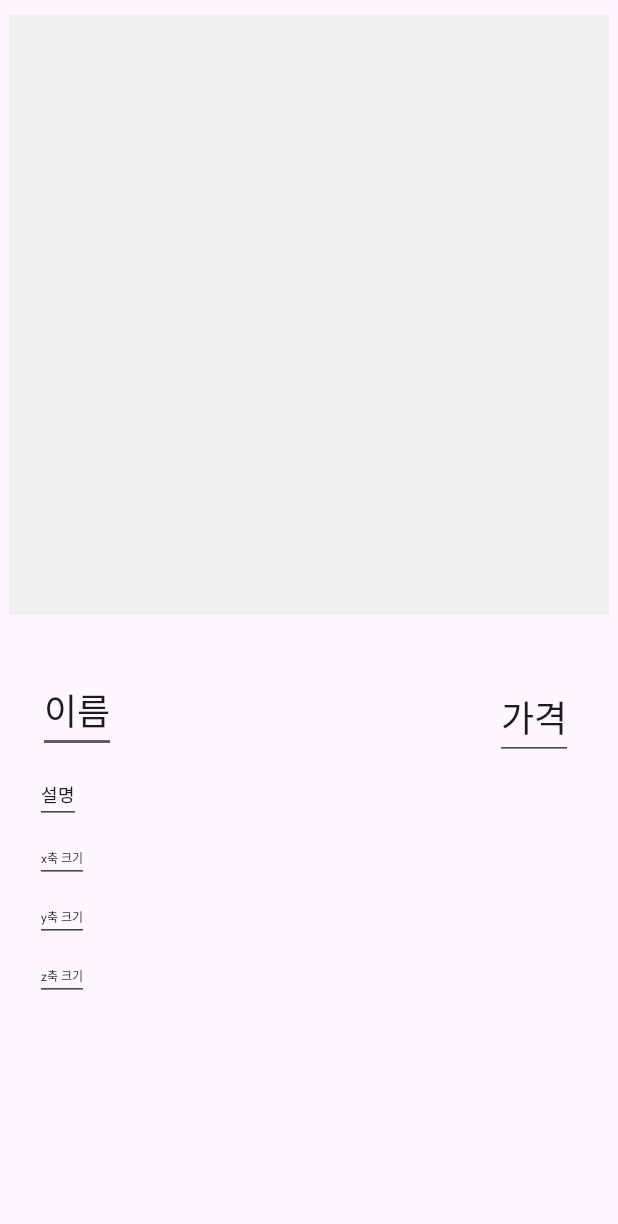
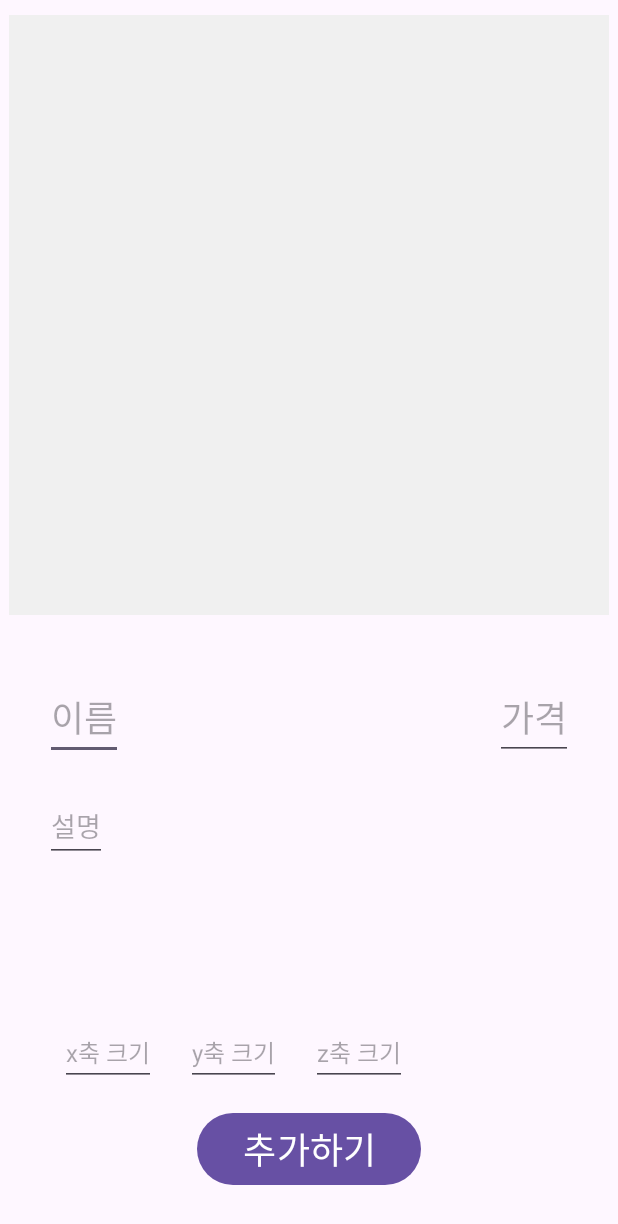
Before and after one commit to SeonghyeonKim/2023_Capstone_Eduwill_FE, an Android app: the AdditionActivity screen opened directly, with no data from a screen before it, on a phone screen of 412 x 824 dp. Shown: the top 1224 px of the screen. Run offline under Robolectric (Android 15) with nearby library versions, the phone set to English and light mode, and no system bars; our stand-ins replace Volley; network calls fail.

Commit message:
Update Component ID

```diff
--- a/app/src/main/res/layout/activity_addition.xml
+++ b/app/src/main/res/layout/activity_addition.xml
@@ -19,6 +19,7 @@
             android:padding="10dp"
             android:background="#f0f0f0"
             android:layout_gravity="center"
+            android:tooltipText="눌러서 동영상을 추가하세요"
             android:id="@+id/add_img"/>
     </LinearLayout>
 
@@ -35,51 +36,71 @@
         <EditText
             android:layout_width="wrap_content"
             android:layout_height="wrap_content"
-            android:text="이름"
+            android:hint="이름"
             android:textSize="24dp"
-            android:layout_margin="5dp"
+            android:layout_margin="10dp"
             android:id="@+id/add_name"/>
         <EditText
             android:layout_width="wrap_content"
             android:layout_height="wrap_content"
-            android:text="설명"
-            android:textSize="12dp"
-            android:layout_margin="3dp"
+            android:hint="설명"
+            android:textSize="18dp"
+            android:layout_margin="10dp"
             android:id="@+id/add_inform"/>
+    </LinearLayout>
 
     <EditText
         android:layout_width="wrap_content"
         android:layout_height="wrap_content"
-            android:text="x축 크기"
-            android:textSize="8dp"
-            android:layout_margin="3dp"
+        android:hint="x축 크기"
+        android:textSize="16dp"
+        android:layout_marginLeft="40dp"
+        android:layout_marginBottom="100dp"
+        app:layout_constraintLeft_toLeftOf="parent"
+        app:layout_constraintBottom_toBottomOf="parent"
         android:id="@+id/add_xSize"/>
 
     <EditText
         android:layout_width="wrap_content"
         android:layout_height="wrap_content"
-            android:text="y축 크기"
-            android:textSize="8dp"
-            android:layout_margin="3dp"
+        android:hint="y축 크기"
+        android:textSize="16dp"
+        android:layout_marginLeft="20dp"
+        android:layout_marginBottom="100dp"
+        app:layout_constraintLeft_toRightOf="@id/add_xSize"
+        app:layout_constraintBottom_toBottomOf="parent"
         android:id="@+id/add_ySize"/>
 
     <EditText
         android:layout_width="wrap_content"
         android:layout_height="wrap_content"
-            android:text="z축 크기"
-            android:textSize="8dp"
-            android:layout_margin="3dp"
+        android:hint="z축 크기"
+        android:textSize="16dp"
+        android:layout_marginLeft="20dp"
+        android:layout_marginBottom="100dp"
+        app:layout_constraintLeft_toRightOf="@id/add_ySize"
+        app:layout_constraintBottom_toBottomOf="parent"
         android:id="@+id/add_zSize"/>
-    </LinearLayout>
 
     <EditText
         android:layout_width="wrap_content"
         android:layout_height="wrap_content"
-        android:text="가격"
+        android:hint="가격"
         android:textSize="24dp"
         android:layout_margin="20dp"
-        android:id="@+id/detail_price"
+        android:id="@+id/add_price"
         app:layout_constraintRight_toRightOf="@id/add_detail_layout"
-        app:layout_constraintTop_toTopOf="@id/add_detail_layout"/>
+        app:layout_constraintTop_toTopOf="@id/add_detail_layout" />
+
+    <Button
+        android:layout_width="wrap_content"
+        android:layout_height="wrap_content"
+        android:text=" 추가하기 "
+        android:textSize="24dp"
+        app:layout_constraintLeft_toLeftOf="parent"
+        app:layout_constraintRight_toRightOf="parent"
+        app:layout_constraintBottom_toBottomOf="parent"
+        android:layout_marginBottom="30dp"
+        android:id="@+id/add_update_btn"/>
 
 </androidx.constraintlayout.widget.ConstraintLayout>
--- a/app/src/main/res/layout/activity_detail.xml
+++ b/app/src/main/res/layout/activity_detail.xml
@@ -67,6 +67,7 @@
         app:layout_constraintLeft_toLeftOf="parent"
         app:layout_constraintRight_toRightOf="parent"
         app:layout_constraintBottom_toBottomOf="parent"
-        android:layout_marginBottom="30dp"/>
+        android:layout_marginBottom="30dp"
+        android:id="@+id/detail_unity_btn"/>
 
 </androidx.constraintlayout.widget.ConstraintLayout>
```
Lines whose indentation alone changed are shown as unchanged.
